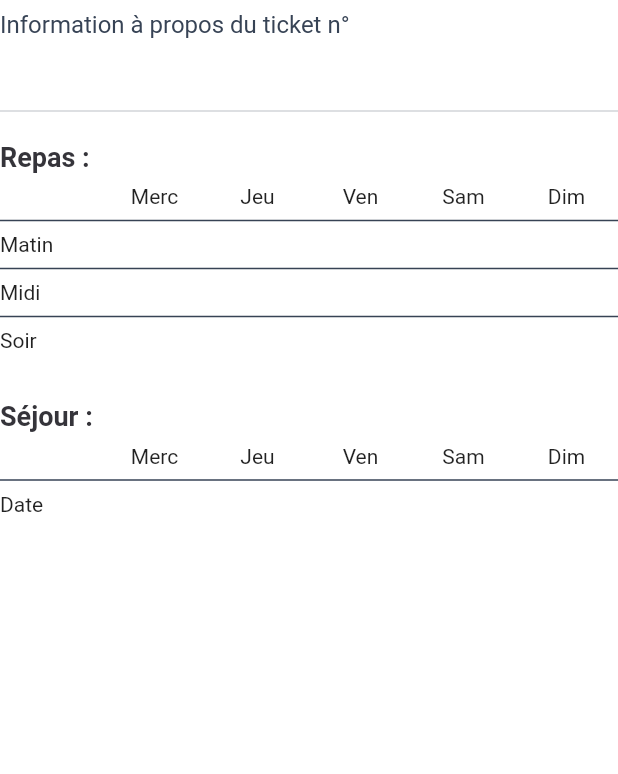
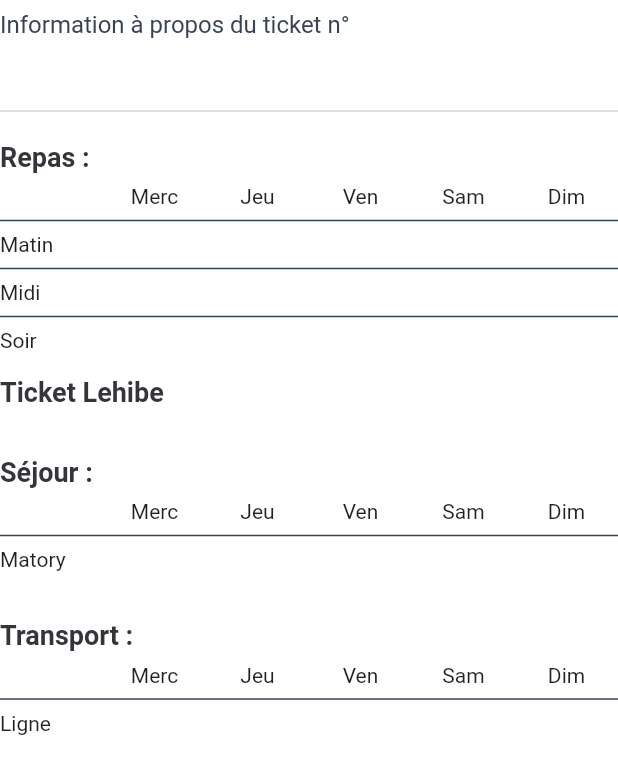
Before and after one commit to batistabiblika/badge-ticket-mobile, a Flutter app: the CommandTicketInfoWidget widget shown alone on an empty page, opened directly with empty values, on a phone screen of 412 x 824 dp. Shown: the top 774 px of the screen. Run offline on Flutter 3.47's test engine with Material 2 defaults, Android fonts, the phone set to English and light mode, and no system bars; our stand-ins replace dio, shared_preferences; missing offline and left inert: qr_code_scanner; accounts and stored records are empty; network calls fail.

Commit message:
Transport information

```diff
--- a/lib/model/bus_ticket.dart
+++ b/lib/model/bus_ticket.dart
@@ -1,26 +1,26 @@
 class BusTicket {
-  final String id;
-  final String lineDirection;
-  final int quantity;
-
-  // replace this by badge object later
-  // Badge linkedToBadge;
-  final String linkedToName;
+  String mer; // axe_1, axe_2
+  String jeu;
+  String ven;
+  String sam;
+  String dim;
 
   // bus ticket
-  const BusTicket({
-    required this.id,
-    required this.lineDirection,
-    required this.quantity,
-    required this.linkedToName,
+  BusTicket({
+    required this.mer,
+    required this.jeu,
+    required this.ven,
+    required this.sam,
+    required this.dim,
   });
 
   factory BusTicket.fromJson(Map<String, dynamic> json) {
     return BusTicket(
-      id: json['id'],
-      lineDirection: json['lineDirection'],
-      quantity: json['quantity'],
-      linkedToName: json['linkedToName'],
+      mer: json['MER'],
+      jeu: json['JEU'],
+      ven: json['VEN'],
+      sam: json['SAM'],
+      dim: json['DIM'],
     );
   }
 }
--- a/lib/model/command_ticket.dart
+++ b/lib/model/command_ticket.dart
@@ -1,44 +1,30 @@
 import 'dart:convert';
 
 import 'package:dio/dio.dart';
+import 'package:fbb_reg_ticket/model/bus_ticket.dart';
+import 'package:fbb_reg_ticket/model/days_status.dart';
 import 'package:fbb_reg_ticket/res/styles.dart';
 import 'package:fbb_reg_ticket/res/values.dart';
 import 'package:flutter/cupertino.dart';
 import 'package:http/http.dart';
 import 'package:shared_preferences/shared_preferences.dart';
 
-class DaysStatus {
-  bool hasMer;
-  bool hasJeu;
-  bool hasVen;
-  bool hasSam;
-  bool hasDim;
-  DaysStatus({
-    required this.hasMer,
-    required this.hasJeu,
-    required this.hasVen,
-    required this.hasSam,
-    required this.hasDim,
-  });
-  factory DaysStatus.fromJson(Map<String, dynamic> json) {
-    return DaysStatus(
-      hasMer: json['hasMer'],
-      hasJeu: json['hasJeu'],
-      hasVen: json['hasVen'],
-      hasSam: json['hasSam'],
-      hasDim: json['hasDim'],
-    );
-  }
-}
-
+/**
+ * Map to command ticket object from API
+ */
 class CommandTicket {
-  // String number;
+  String? number;
+  String? size;
+  BusTicket? bus;
   DaysStatus breakfast;
   DaysStatus lunch;
   DaysStatus dinner;
   DaysStatus sleeping;
   CommandTicket({
+    this.number,
+    this.size,
     // required this.number,
+    this.bus,
     required this.breakfast,
     required this.lunch,
     required this.dinner,
@@ -47,7 +33,9 @@ class CommandTicket {
 
   factory CommandTicket.fromJson(Map<String, dynamic> json) {
     return CommandTicket(
-      // number: json['number'],
+      number: json['number'],
+      size: json['size'],
+      bus: BusTicket.fromJson(json['bus']),
       breakfast: DaysStatus.fromJson(json['breakfast']),
       lunch: DaysStatus.fromJson(json['lunch']),
       dinner: DaysStatus.fromJson(json['dinner']),
@@ -57,7 +45,9 @@ class CommandTicket {
 
   factory CommandTicket.empty() {
     return CommandTicket(
-      // number: "",
+      number: "",
+      size: "",
+      bus: BusTicket(mer: "", jeu: "", ven: "", sam: "", dim: ""),
       breakfast: DaysStatus(
           hasMer: false,
           hasJeu: false,
@@ -85,7 +75,10 @@ class CommandTicket {
     );
   }
 
-  static Future<dynamic?> fetchCommandMeal(String commandNumber) async {
+  /**
+   * Load command ticket from API
+   */
+  static Future<dynamic?> fetchCommandTicket(String commandNumber) async {
     print('Fetching data');
     final SharedPreferences prefs = await SharedPreferences.getInstance();
     String host = prefs.getString('host') ?? AppSettings.HOST;
@@ -126,7 +119,10 @@ class CommandTicket {
     return null;
   }
 
-  static Future<String?> consumeCommandMeal(String commandNumber) async {
+  /**
+   * Consume command ticket
+   */
+  static Future<String?> consumeCommandTicket(String commandNumber) async {
     final SharedPreferences prefs = await SharedPreferences.getInstance();
     print('Fetching data');
     String host = prefs.getString('host') ?? AppSettings.HOST;
--- /dev/null
+++ b/lib/model/days_status.dart
@@ -0,0 +1,24 @@
+
+class DaysStatus {
+  bool hasMer;
+  bool hasJeu;
+  bool hasVen;
+  bool hasSam;
+  bool hasDim;
+  DaysStatus({
+    required this.hasMer,
+    required this.hasJeu,
+    required this.hasVen,
+    required this.hasSam,
+    required this.hasDim,
+  });
+  factory DaysStatus.fromJson(Map<String, dynamic> json) {
+    return DaysStatus(
+      hasMer: json['hasMer'],
+      hasJeu: json['hasJeu'],
+      hasVen: json['hasVen'],
+      hasSam: json['hasSam'],
+      hasDim: json['hasDim'],
+    );
+  }
+}
--- a/lib/screens/home_screen/home_screen.dart
+++ b/lib/screens/home_screen/home_screen.dart
@@ -105,7 +105,7 @@ class _HomeScreenState extends State<HomeScreen> {
                     width: 8,
                   ),
                   Expanded(
-                      child: ButtonTile("Vérifier ticket",
+                      child: ButtonTile("Information ticket",
                           height: 80,
                           icon: CupertinoIcons.tickets,
                           color: AppColors.PRIMARY, onPressed: () {
--- a/lib/screens/scan_badge_screen/verify_badge_screen.dart
+++ b/lib/screens/scan_badge_screen/verify_badge_screen.dart
@@ -104,7 +104,7 @@ class _VerifyBadgeScreenState extends State<VerifyBadgeScreen> {
                   },
                   validator: (value) {
                     if (value == null || value.isEmpty) {
-                      return 'Entrer le numéro du badge SVP';
+                      return 'Entrer le numéro du badge SVP!';
                     }
                     return null;
                   },
--- a/lib/screens/scan_ticket_screen/command_ticket_info_screen.dart
+++ b/lib/screens/scan_ticket_screen/command_ticket_info_screen.dart
@@ -42,7 +42,7 @@ class _CommandTicketInfoScreen extends State<CommandTicketInfoScreen> {
       // children: [BadgeInfoWidget(badge: _badge)],
       children: [
         FutureBuilder(
-            future: CommandTicket.fetchCommandMeal(_ticketNumber),
+            future: CommandTicket.fetchCommandTicket(_ticketNumber),
             builder: (context, snapshot) {
               if (snapshot.hasError) {
                 return const Center(
--- a/lib/screens/scan_ticket_screen/components/command_ticket_info_widget.dart
+++ b/lib/screens/scan_ticket_screen/components/command_ticket_info_widget.dart
@@ -9,16 +9,28 @@ class CommandTicketInfoWidget extends StatelessWidget {
   final String number;
   final String? information;
   final bool? showSleeping;
+  final bool? showBus;
   const CommandTicketInfoWidget({
     Key? key,
     required this.number,
     required this.commandMeal,
     this.information,
     this.showSleeping = true,
+    this.showBus = true,
   }) : super(key: key);
 
   @override
   Widget build(BuildContext context) {
+    String? size;
+    if (commandMeal.size != null) {
+      if (commandMeal.size == "DAILY_KID" ||
+          commandMeal.size == "ALL_TIME_KID") {
+        size = "Ticket Ankizy";
+      } else {
+        size = "Ticket Lehibe";
+      }
+    }
+
     return Column(
       crossAxisAlignment: CrossAxisAlignment.stretch,
       children: [
@@ -114,6 +126,15 @@ class CommandTicketInfoWidget extends StatelessWidget {
           ],
         ),
 
+        if (size != null)
+          Container(
+            margin: EdgeInsets.only(top: 8, bottom: 8),
+            child: Text(
+              size,
+              style: AppTextStyle.head3(),
+            ),
+          ),
+
         if (showSleeping != null && showSleeping!)
           Column(
             crossAxisAlignment: CrossAxisAlignment.stretch,
@@ -144,12 +165,78 @@ class CommandTicketInfoWidget extends StatelessWidget {
                     Text("Dim", textAlign: TextAlign.center)
                   ]),
                   TableRow(children: [
-                    const Text("Date"),
+                    const Text("Matory"),
                     enabled(commandMeal.sleeping.hasMer),
                     enabled(commandMeal.sleeping.hasJeu),
                     enabled(commandMeal.sleeping.hasVen),
                     enabled(commandMeal.sleeping.hasSam),
                     enabled(commandMeal.sleeping.hasDim),
+                  ]),
+                ],
+              ),
+            ],
+          ),
+
+        if (showBus != null && showBus! && commandMeal.bus != null)
+          Column(
+            crossAxisAlignment: CrossAxisAlignment.stretch,
+            children: [
+              SizedBox(
+                height: 24,
+              ),
+              /* Divider(
+                color: AppColors.PRIMARY,
+              ), */
+              Text(
+                'Transport :',
+                style: AppTextStyle.head3(),
+              ),
+              Table(
+                defaultVerticalAlignment: TableCellVerticalAlignment.middle,
+                border: TableBorder(
+                    horizontalInside: BorderSide(color: AppColors.PRIMARY)),
+                children: [
+                  const TableRow(children: [
+                    SizedBox(
+                      height: 32,
+                    ),
+                    Text("Merc", textAlign: TextAlign.center),
+                    Text("Jeu", textAlign: TextAlign.center),
+                    Text("Ven", textAlign: TextAlign.center),
+                    Text("Sam", textAlign: TextAlign.center),
+                    Text("Dim", textAlign: TextAlign.center)
+                  ]),
+                  TableRow(children: [
+                    Container(
+                      padding: const EdgeInsets.only(top: 8),
+                      // height: 32,
+                      child: const Text("Ligne"),
+                    ),
+                    Container(
+                      padding: const EdgeInsets.only(top: 8),
+                      child: Text(commandMeal.bus!.mer,
+                          textAlign: TextAlign.center),
+                    ),
+                    Container(
+                      padding: const EdgeInsets.only(top: 8),
+                      child: Text(commandMeal.bus!.jeu,
+                          textAlign: TextAlign.center),
+                    ),
+                    Container(
+                      padding: const EdgeInsets.only(top: 8),
+                      child: Text(commandMeal.bus!.ven,
+                          textAlign: TextAlign.center),
+                    ),
+                    Container(
+                      padding: const EdgeInsets.only(top: 8),
+                      child: Text(commandMeal.bus!.sam,
+                          textAlign: TextAlign.center),
+                    ),
+                    Container(
+                      padding: const EdgeInsets.only(top: 8),
+                      child: Text(commandMeal.bus!.dim,
+                          textAlign: TextAlign.center),
+                    ),
                   ]),
                 ],
               ),
--- a/lib/screens/scan_ticket_screen/components/consume_meal_ticket_widget.dart
+++ b/lib/screens/scan_ticket_screen/components/consume_meal_ticket_widget.dart
@@ -28,7 +28,7 @@ class _ConsumeMealTicketWidgetState extends State<ConsumeMealTicketWidget> {
   }
 
   void consumeMeal() async {
-    var result = await CommandTicket.consumeCommandMeal(_ticketNumber);
+    var result = await CommandTicket.consumeCommandTicket(_ticketNumber);
     // print(result);
     switch (result) {
       case "VALIDATED":
@@ -56,7 +56,7 @@ class _ConsumeMealTicketWidgetState extends State<ConsumeMealTicketWidget> {
     return Container(
       child: FutureBuilder(
         // future: verifyTicket(),
-        future: CommandTicket.fetchCommandMeal(_ticketNumber),
+        future: CommandTicket.fetchCommandTicket(_ticketNumber),
         builder: (context, snapshot) {
           if (snapshot.hasError) {
             return const Center(child: Text('An error has occured'));
@@ -100,6 +100,7 @@ class _ConsumeMealTicketWidgetState extends State<ConsumeMealTicketWidget> {
               information: _information,
               number: _ticketNumber,
               showSleeping: false,
+              showBus: false,
               commandMeal: commandMeal),
         ),
         const SizedBox(
--- a/lib/screens/scan_ticket_screen/consume_meal_screen.dart
+++ b/lib/screens/scan_ticket_screen/consume_meal_screen.dart
@@ -1,11 +1,5 @@
-import 'package:fbb_reg_ticket/model/Command.dart';
-import 'package:fbb_reg_ticket/model/command_camp.dart';
-import 'package:fbb_reg_ticket/res/styles.dart';
-import 'package:fbb_reg_ticket/res/values.dart';
 import 'package:fbb_reg_ticket/screens/scan_ticket_screen/components/consume_meal_ticket_widget.dart';
-import 'package:flutter/cupertino.dart';
 import 'package:flutter/material.dart';
-import 'package:http/http.dart';
 
 class ConsumeMealScreen extends StatefulWidget {
   final String ticketNumber;
```
Also changed, not shown: lib/model/Command.dart (deleted, +0 -39 lines), lib/model/command_camp.dart (deleted, +0 -55 lines), lib/model/Church.dart (deleted), 1 other file.
